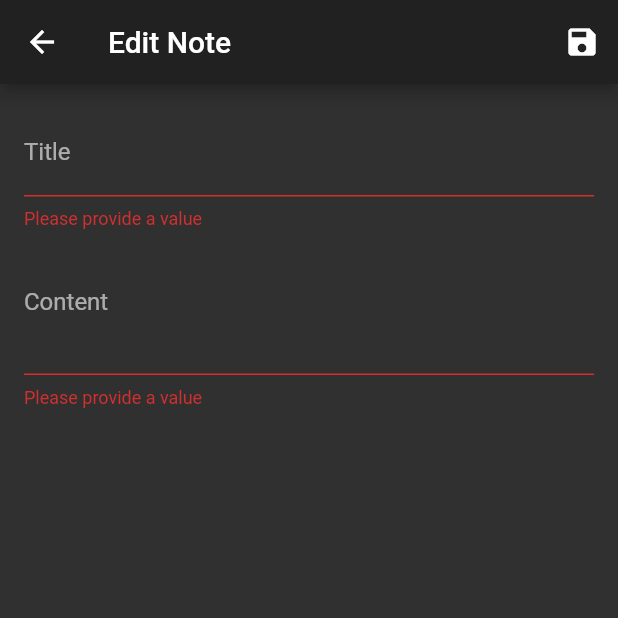
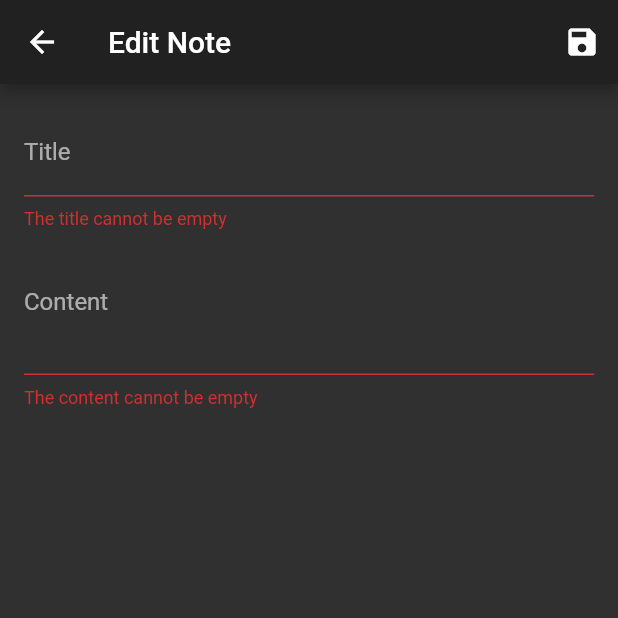
Before and after one commit to rijalanupraj/omit, a Flutter app: the EditNoteScreen screen opened by its route, after a tap on the "save" icon, on a phone screen of 412 x 824 dp, the top half of it. Run offline on Flutter 3.47's test engine with Material 2 defaults, Android fonts, the phone set to English and light mode, and no system bars.

Commit message:
Small changes

```diff
--- a/lib/screens/edit_note_screen.dart
+++ b/lib/screens/edit_note_screen.dart
@@ -106,7 +106,10 @@ class _EditNoteScreenState extends State<EditNoteScreen> {
                   textInputAction: TextInputAction.next,
                   validator: (value) {
                     if (value.isEmpty) {
-                      return 'Please provide a value';
+                      return 'The title cannot be empty';
+                    }
+                    if (value.length > 50) {
+                      return 'The Character count must be less than 50';
                     }
                     return null;
                   },
@@ -130,7 +133,7 @@ class _EditNoteScreenState extends State<EditNoteScreen> {
                   maxLines: 15,
                   validator: (value) {
                     if (value.isEmpty) {
-                      return 'Please provide a value';
+                      return 'The content cannot be empty';
                     }
 
                     return null;
```
